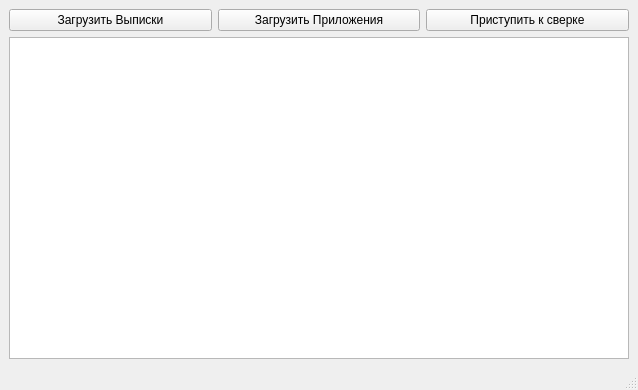
Old version of the form project/MainForm.ui in the repository Bors1k/dohody_two.
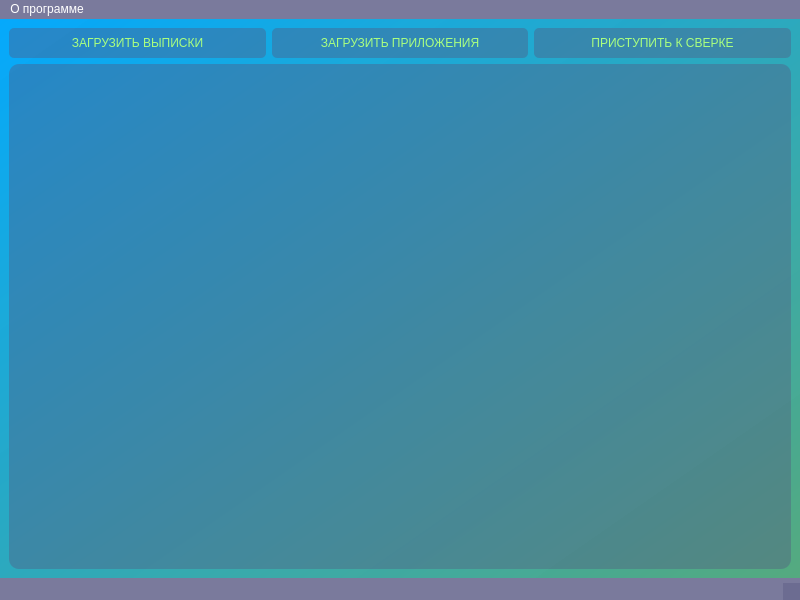
New version of the form.

The edit to the form file:
```diff
--- a/project/MainForm.ui
+++ b/project/MainForm.ui
@@ -6,46 +6,143 @@
    <rect>
     <x>0</x>
     <y>0</y>
-    <width>638</width>
-    <height>390</height>
+    <width>800</width>
+    <height>600</height>
    </rect>
   </property>
   <property name="windowTitle">
    <string>MainWindow</string>
   </property>
+  <property name="styleSheet">
+   <string notr="true">background-color: rgba(85, 85, 127, 100);</string>
+  </property>
   <widget class="QWidget" name="centralwidget">
-   <layout class="QVBoxLayout" name="verticalLayout_2">
-    <item>
+   <property name="styleSheet">
+    <string notr="true">background-color: rgba(85, 85, 127, 50);</string>
+   </property>
      <layout class="QVBoxLayout" name="verticalLayout">
+    <property name="spacing">
+     <number>0</number>
+    </property>
+    <property name="leftMargin">
+     <number>0</number>
+    </property>
+    <property name="topMargin">
+     <number>0</number>
+    </property>
+    <property name="rightMargin">
+     <number>0</number>
+    </property>
+    <property name="bottomMargin">
+     <number>0</number>
+    </property>
+    <item>
+     <widget class="QWidget" name="widget" native="true">
+      <property name="styleSheet">
+       <string notr="true">QWidget#widget{
+background-color: qlineargradient(spread:pad, x1:0, y1:0, x2:1, y2:1, stop:0 rgba(0, 170, 255, 246), stop:1 rgba(85, 170, 127, 255));}</string>
+      </property>
+      <layout class="QVBoxLayout" name="verticalLayout_2">
       <item>
        <layout class="QHBoxLayout" name="horizontalLayout">
         <item>
          <widget class="QPushButton" name="loadVipiski">
+           <property name="minimumSize">
+            <size>
+             <width>0</width>
+             <height>30</height>
+            </size>
+           </property>
+           <property name="styleSheet">
+            <string notr="true">QPushButton{
+background-color: rgba(85, 85, 127, 100);
+font: 75 12pt &quot;Times New Roman&quot;;
+color: rgb(170, 255, 127);
+border-radius: 5px;
+}
+
+QPushButton:hover{
+background-color: rgba(85, 85, 127, 150);
+font: 75 12pt &quot;Times New Roman&quot;;
+color: rgb(0, 255, 255);
+border-radius: 5px;
+}</string>
+           </property>
           <property name="text">
-           <string>Загрузить Выписки</string>
+            <string>ЗАГРУЗИТЬ ВЫПИСКИ</string>
           </property>
          </widget>
         </item>
         <item>
          <widget class="QPushButton" name="loadPrilozhenya">
+           <property name="minimumSize">
+            <size>
+             <width>0</width>
+             <height>30</height>
+            </size>
+           </property>
+           <property name="styleSheet">
+            <string notr="true">QPushButton{
+background-color: rgba(85, 85, 127, 100);
+font: 75 12pt &quot;Times New Roman&quot;;
+color: rgb(170, 255, 127);
+border-radius: 5px;
+}
+
+QPushButton:hover{
+background-color: rgba(85, 85, 127, 150);
+font: 75 12pt &quot;Times New Roman&quot;;
+color: rgb(0, 255, 255);
+border-radius: 5px;
+}</string>
+           </property>
           <property name="text">
-           <string>Загрузить Приложения</string>
+            <string>ЗАГРУЗИТЬ ПРИЛОЖЕНИЯ</string>
           </property>
          </widget>
         </item>
         <item>
          <widget class="QPushButton" name="sverka">
+           <property name="minimumSize">
+            <size>
+             <width>0</width>
+             <height>30</height>
+            </size>
+           </property>
+           <property name="styleSheet">
+            <string notr="true">QPushButton{
+background-color: rgba(85, 85, 127, 100);
+font: 75 12pt &quot;Times New Roman&quot;;
+color: rgb(170, 255, 127);
+border-radius: 5px;
+}
+
+QPushButton:hover{
+background-color: rgba(85, 85, 127, 150);
+font: 75 12pt &quot;Times New Roman&quot;;
+color: rgb(0, 255, 255);
+border-radius: 5px;
+}</string>
+           </property>
           <property name="text">
-           <string>Приступить к сверке</string>
+            <string>ПРИСТУПИТЬ К СВЕРКЕ</string>
           </property>
          </widget>
         </item>
        </layout>
       </item>
       <item>
-       <widget class="QTextEdit" name="textEdit"/>
-      </item>
-     </layout>
+        <widget class="QTextEdit" name="logger">
+         <property name="styleSheet">
+          <string notr="true">background-color: rgba(85, 85, 127, 100);
+font: 75 12pt &quot;Times New Roman&quot;;
+color: rgb(170, 255, 255);
+border-radius: 10px;</string>
+         </property>
+        </widget>
+       </item>
+      </layout>
+     </widget>
     </item>
    </layout>
   </widget>
@@ -54,10 +151,20 @@
     <rect>
      <x>0</x>
      <y>0</y>
-     <width>638</width>
+     <width>800</width>
      <height>21</height>
     </rect>
    </property>
+   <property name="styleSheet">
+    <string notr="true">color: rgb(255, 255, 255);</string>
+   </property>
+   <widget class="QMenu" name="menu">
+    <property name="title">
+     <string>О программе</string>
+    </property>
+    <addaction name="menu_2"/>
+   </widget>
+   <addaction name="menu"/>
   </widget>
   <widget class="QStatusBar" name="statusbar"/>
  </widget>
```
Left out of the diff: 5 changed lines with no effect on the pictures. Lines whose indentation alone changed are shown as unchanged.
